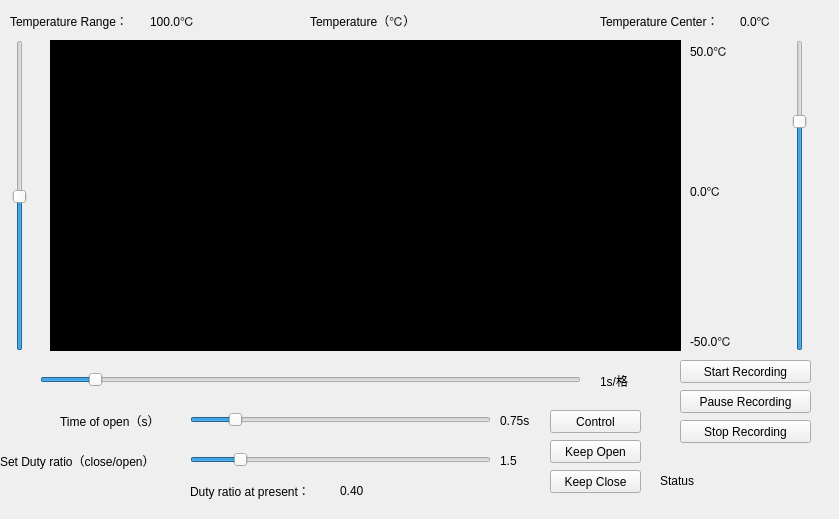
This is UnderGraduate/Control/control.ui in looklucas/Control as Qt 5 draws it before an edit. The edited form follows.
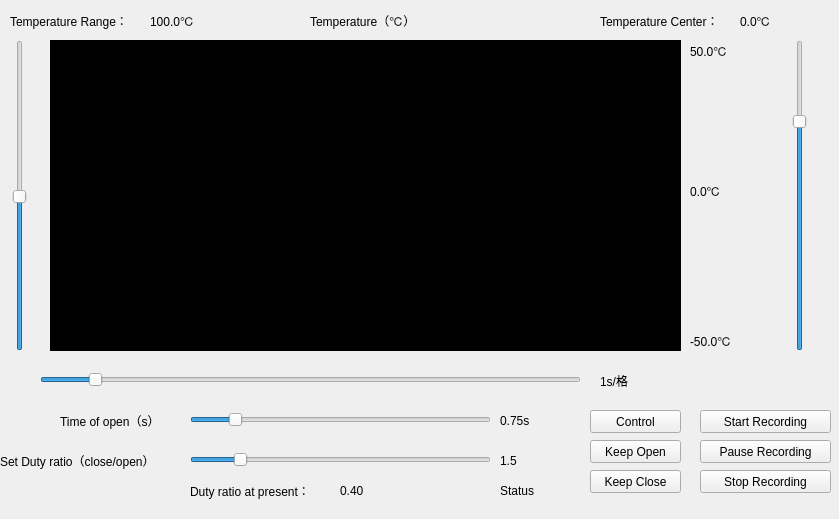
This is the edited form.

```diff
--- a/UnderGraduate/Control/control.ui
+++ b/UnderGraduate/Control/control.ui
@@ -33,8 +33,8 @@
    <widget class="QLabel" name="lbl_status">
     <property name="geometry">
      <rect>
-      <x>660</x>
-      <y>470</y>
+      <x>500</x>
+      <y>480</y>
       <width>41</width>
       <height>21</height>
      </rect>
@@ -49,8 +49,8 @@
    <widget class="QPushButton" name="btn_temp_end">
     <property name="geometry">
      <rect>
-      <x>680</x>
-      <y>420</y>
+      <x>700</x>
+      <y>470</y>
       <width>131</width>
       <height>23</height>
      </rect>
@@ -138,7 +138,7 @@
    <widget class="QPushButton" name="btn_duty">
     <property name="geometry">
      <rect>
-      <x>550</x>
+      <x>590</x>
       <y>410</y>
       <width>91</width>
       <height>23</height>
@@ -154,8 +154,8 @@
    <widget class="QLabel" name="lbl_status_pic">
     <property name="geometry">
      <rect>
-      <x>710</x>
-      <y>460</y>
+      <x>550</x>
+      <y>470</y>
       <width>28</width>
       <height>28</height>
      </rect>
@@ -303,7 +303,7 @@
    <widget class="QPushButton" name="btn_open">
     <property name="geometry">
      <rect>
-      <x>550</x>
+      <x>590</x>
       <y>440</y>
       <width>91</width>
       <height>23</height>
@@ -367,8 +367,8 @@
    <widget class="QPushButton" name="btn_temp_pause">
     <property name="geometry">
      <rect>
-      <x>680</x>
-      <y>390</y>
+      <x>700</x>
+      <y>440</y>
       <width>131</width>
       <height>23</height>
      </rect>
@@ -399,8 +399,8 @@
    <widget class="QPushButton" name="btn_temp_start">
     <property name="geometry">
      <rect>
-      <x>680</x>
-      <y>360</y>
+      <x>700</x>
+      <y>410</y>
       <width>131</width>
       <height>23</height>
      </rect>
@@ -491,7 +491,7 @@
    <widget class="QPushButton" name="btn_close">
     <property name="geometry">
      <rect>
-      <x>550</x>
+      <x>590</x>
       <y>470</y>
       <width>91</width>
       <height>23</height>
```
